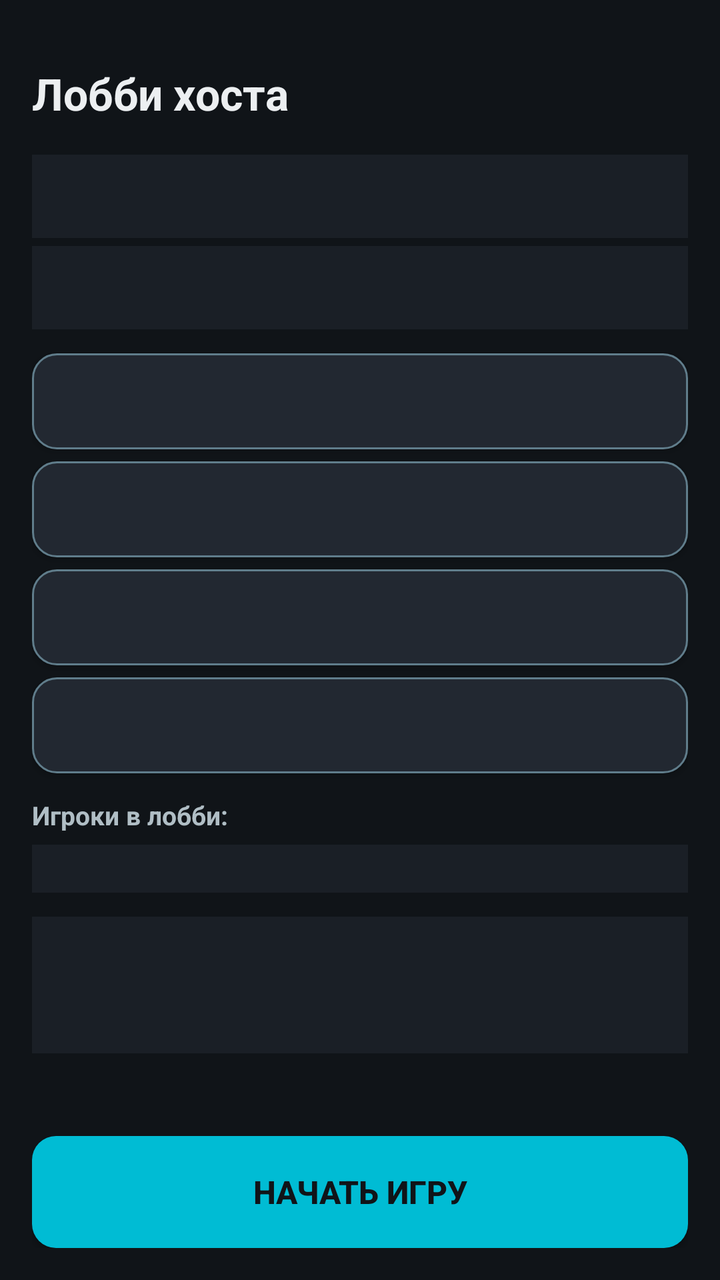
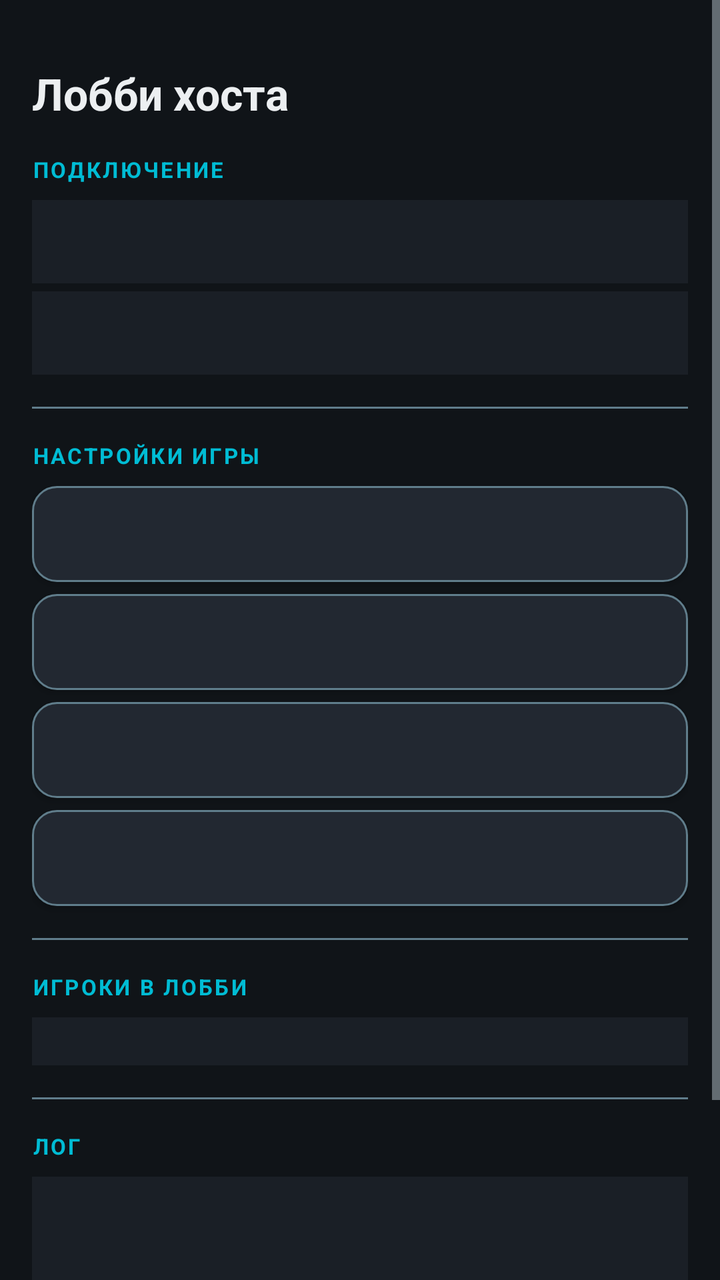

Screens rendered from an Android XML layout before and after an edit, with the pre-edit source and the edit as a unified diff.
<!-- AndroidManifest.xml: application theme Theme.MinesweeperEvolution -->
<!-- res/layout/activity_lobby_host.xml -->
<?xml version="1.0" encoding="utf-8"?>
<ScrollView xmlns:android="http://schemas.android.com/apk/res/android"
    android:layout_width="match_parent"
    android:layout_height="match_parent"
    android:background="@color/bg_dark"
    android:fillViewport="true">

    <LinearLayout
        android:layout_width="match_parent"
        android:layout_height="wrap_content"
        android:orientation="vertical"
        android:padding="16dp">

        <TextView
            android:layout_width="wrap_content"
            android:layout_height="wrap_content"
            android:text="@string/mp_lobby_title"
            android:textColor="@color/text_primary"
            android:textSize="22sp"
            android:textStyle="bold"
            android:layout_marginTop="16dp"
            android:layout_marginBottom="16dp" />

        
        <TextView
            android:id="@+id/tvHostIp"
            android:layout_width="match_parent"
            android:layout_height="wrap_content"
            android:background="@color/bg_panel"
            android:padding="12dp"
            android:textColor="@color/accent"
            android:textSize="13sp"
            android:textIsSelectable="true"
            android:fontFamily="monospace"
            android:layout_marginBottom="4dp" />

        <TextView
            android:id="@+id/tvHostPort"
            android:layout_width="match_parent"
            android:layout_height="wrap_content"
            android:background="@color/bg_panel"
            android:padding="12dp"
            android:textColor="@color/text_secondary"
            android:textSize="13sp"
            android:layout_marginBottom="12dp" />

        
        <Button
            android:id="@+id/btnHostNick"
            android:layout_width="match_parent"
            android:layout_height="48dp"
            android:background="@drawable/bg_button_secondary"
            android:textColor="@color/text_primary"
            android:textSize="13sp"
            android:layout_marginBottom="6dp"
            android:gravity="start|center_vertical"
            android:paddingStart="16dp" />

        <Button
            android:id="@+id/btnPickMode"
            android:layout_width="match_parent"
            android:layout_height="48dp"
            android:background="@drawable/bg_button_secondary"
            android:textColor="@color/text_primary"
            android:textSize="13sp"
            android:layout_marginBottom="6dp"
            android:gravity="start|center_vertical"
            android:paddingStart="16dp" />

        <Button
            android:id="@+id/btnPickDiff"
            android:layout_width="match_parent"
            android:layout_height="48dp"
            android:background="@drawable/bg_button_secondary"
            android:textColor="@color/text_primary"
            android:textSize="13sp"
            android:layout_marginBottom="6dp"
            android:gravity="start|center_vertical"
            android:paddingStart="16dp" />

        <Button
            android:id="@+id/btnPickShift"
            android:layout_width="match_parent"
            android:layout_height="48dp"
            android:background="@drawable/bg_button_secondary"
            android:textColor="@color/text_primary"
            android:textSize="13sp"
            android:layout_marginBottom="12dp"
            android:gravity="start|center_vertical"
            android:paddingStart="16dp" />

        
        <TextView
            android:layout_width="wrap_content"
            android:layout_height="wrap_content"
            android:text="Игроки в лобби:"
            android:textColor="@color/text_secondary"
            android:textSize="13sp"
            android:textStyle="bold"
            android:layout_marginBottom="6dp" />

        <LinearLayout
            android:id="@+id/playersContainer"
            android:layout_width="match_parent"
            android:layout_height="wrap_content"
            android:background="@color/bg_panel"
            android:orientation="vertical"
            android:padding="12dp"
            android:layout_marginBottom="12dp" />

        
        <TextView
            android:id="@+id/tvLobbyLog"
            android:layout_width="match_parent"
            android:layout_height="wrap_content"
            android:background="@color/bg_panel"
            android:padding="12dp"
            android:textColor="@color/text_secondary"
            android:textSize="12sp"
            android:fontFamily="monospace"
            android:minLines="3"
            android:layout_marginBottom="16dp" />

        <View
            android:layout_width="match_parent"
            android:layout_height="0dp"
            android:layout_weight="1" />

        <Button
            android:id="@+id/btnStartMp"
            android:layout_width="match_parent"
            android:layout_height="56dp"
            android:background="@drawable/bg_button_primary"
            android:text="@string/mp_start_game"
            android:textColor="@color/bg_dark"
            android:textSize="16sp"
            android:textStyle="bold" />

    </LinearLayout>
</ScrollView>
<!-- resources referenced by this layout -->
<resources>
  <color name="accent">#FF00BCD4</color>
  <color name="bg_dark">#FF101418</color>
  <color name="bg_panel">#FF1A1F26</color>
  <color name="text_primary">#FFECEFF1</color>
  <color name="text_secondary">#FFB0BEC5</color>
  <!-- drawable bg_button_primary (drawable) -->
  <?xml version="1.0" encoding="utf-8"?>
  <selector xmlns:android="http://schemas.android.com/apk/res/android">
      
      <item android:state_pressed="true">
          <shape android:shape="rectangle">
              <solid android:color="@color/accent_2"/>
              <corners android:radius="12dp"/>
          </shape>
      </item>
      
      <item>
          <shape android:shape="rectangle">
              <solid android:color="@color/accent"/>
              <corners android:radius="12dp"/>
          </shape>
      </item>
  </selector>
  <!-- drawable bg_button_secondary (drawable) -->
  <?xml version="1.0" encoding="utf-8"?>
  <selector xmlns:android="http://schemas.android.com/apk/res/android">
      
      <item android:state_selected="true">
          <shape android:shape="rectangle">
              <solid android:color="@color/accent"/>
              <corners android:radius="12dp"/>
              <stroke android:width="1dp" android:color="@color/accent_2"/>
          </shape>
      </item>
      
      <item android:state_pressed="true">
          <shape android:shape="rectangle">
              <solid android:color="@color/bg_panel_alt"/>
              <corners android:radius="12dp"/>
              <stroke android:width="2dp" android:color="@color/accent"/>
          </shape>
      </item>
      
      <item>
          <shape android:shape="rectangle">
              <solid android:color="@color/bg_panel_alt"/>
              <corners android:radius="12dp"/>
              <stroke android:width="1dp" android:color="@color/text_dim"/>
          </shape>
      </item>
  </selector>
  <string name="mp_lobby_title">Лобби хоста</string>
  <string name="mp_start_game">Начать игру</string>
  <style name="Theme.MinesweeperEvolution" parent="Theme.AppCompat.NoActionBar">
          <item name="colorPrimary">@color/accent</item>
          <item name="colorPrimaryDark">@color/accent_2</item>
          <item name="colorAccent">@color/accent</item>
          <item name="android:windowBackground">@color/bg_dark</item>
          <item name="android:textColorPrimary">@color/text_primary</item>
          <item name="android:textColorSecondary">@color/text_secondary</item>
          <item name="android:statusBarColor" tools:targetApi="l">@color/bg_dark</item>
      </style>
  <color name="accent_2">#FF26C6DA</color>
  <color name="bg_panel_alt">#FF222831</color>
  <color name="text_dim">#FF607D8B</color>
</resources>

<!-- the commit's change to res/layout/activity_lobby_host.xml (unified diff, before → after) -->
@@ -23,6 +23,16 @@
 
         
         <TextView
+            android:layout_width="wrap_content"
+            android:layout_height="wrap_content"
+            android:text="ПОДКЛЮЧЕНИЕ"
+            android:textColor="@color/accent"
+            android:textSize="11sp"
+            android:textStyle="bold"
+            android:letterSpacing="0.1"
+            android:layout_marginBottom="8dp" />
+
+        <TextView
             android:id="@+id/tvHostIp"
             android:layout_width="match_parent"
             android:layout_height="wrap_content"
@@ -42,9 +52,26 @@
             android:padding="12dp"
             android:textColor="@color/text_secondary"
             android:textSize="13sp"
-            android:layout_marginBottom="12dp" />
+            android:layout_marginBottom="16dp" />
 
         
+        <View
+            android:layout_width="match_parent"
+            android:layout_height="1dp"
+            android:background="@color/text_dim"
+            android:layout_marginBottom="16dp" />
+
+        
+        <TextView
+            android:layout_width="wrap_content"
+            android:layout_height="wrap_content"
+            android:text="НАСТРОЙКИ ИГРЫ"
+            android:textColor="@color/accent"
+            android:textSize="11sp"
+            android:textStyle="bold"
+            android:letterSpacing="0.1"
+            android:layout_marginBottom="8dp" />
+
         <Button
             android:id="@+id/btnHostNick"
             android:layout_width="match_parent"
@@ -85,19 +112,27 @@
             android:background="@drawable/bg_button_secondary"
             android:textColor="@color/text_primary"
             android:textSize="13sp"
-            android:layout_marginBottom="12dp"
+            android:layout_marginBottom="16dp"
             android:gravity="start|center_vertical"
             android:paddingStart="16dp" />
+
+        
+        <View
+            android:layout_width="match_parent"
+            android:layout_height="1dp"
+            android:background="@color/text_dim"
+            android:layout_marginBottom="16dp" />
 
         
         <TextView
             android:layout_width="wrap_content"
             android:layout_height="wrap_content"
-            android:text="Игроки в лобби:"
-            android:textColor="@color/text_secondary"
-            android:textSize="13sp"
+            android:text="ИГРОКИ В ЛОББИ"
+            android:textColor="@color/accent"
+            android:textSize="11sp"
             android:textStyle="bold"
-            android:layout_marginBottom="6dp" />
+            android:letterSpacing="0.1"
+            android:layout_marginBottom="8dp" />
 
         <LinearLayout
             android:id="@+id/playersContainer"
@@ -106,9 +141,26 @@
             android:background="@color/bg_panel"
             android:orientation="vertical"
             android:padding="12dp"
-            android:layout_marginBottom="12dp" />
+            android:layout_marginBottom="16dp" />
 
         
+        <View
+            android:layout_width="match_parent"
+            android:layout_height="1dp"
+            android:background="@color/text_dim"
+            android:layout_marginBottom="16dp" />
+
+        
+        <TextView
+            android:layout_width="wrap_content"
+            android:layout_height="wrap_content"
+            android:text="ЛОГ"
+            android:textColor="@color/accent"
+            android:textSize="11sp"
+            android:textStyle="bold"
+            android:letterSpacing="0.1"
+            android:layout_marginBottom="8dp" />
+
         <TextView
             android:id="@+id/tvLobbyLog"
             android:layout_width="match_parent"
<!-- resource entries referenced after the edit -->
@@ -3,6 +3,7 @@
   <color name="accent">#FF00BCD4</color>
   <color name="bg_dark">#FF101418</color>
   <color name="bg_panel">#FF1A1F26</color>
+  <color name="text_dim">#FF607D8B</color>
   <color name="text_primary">#FFECEFF1</color>
   <color name="text_secondary">#FFB0BEC5</color>
   <!-- drawable bg_button_primary (drawable) -->
@@ -64,6 +65,5 @@
       </style>
   <color name="accent_2">#FF26C6DA</color>
   <color name="bg_panel_alt">#FF222831</color>
-  <color name="text_dim">#FF607D8B</color>
 </resources>
 
